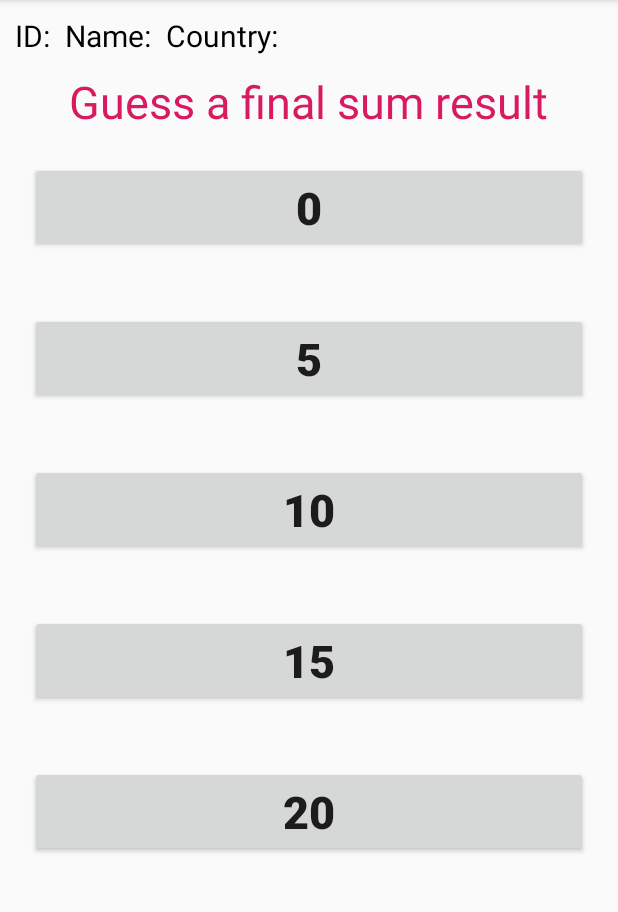
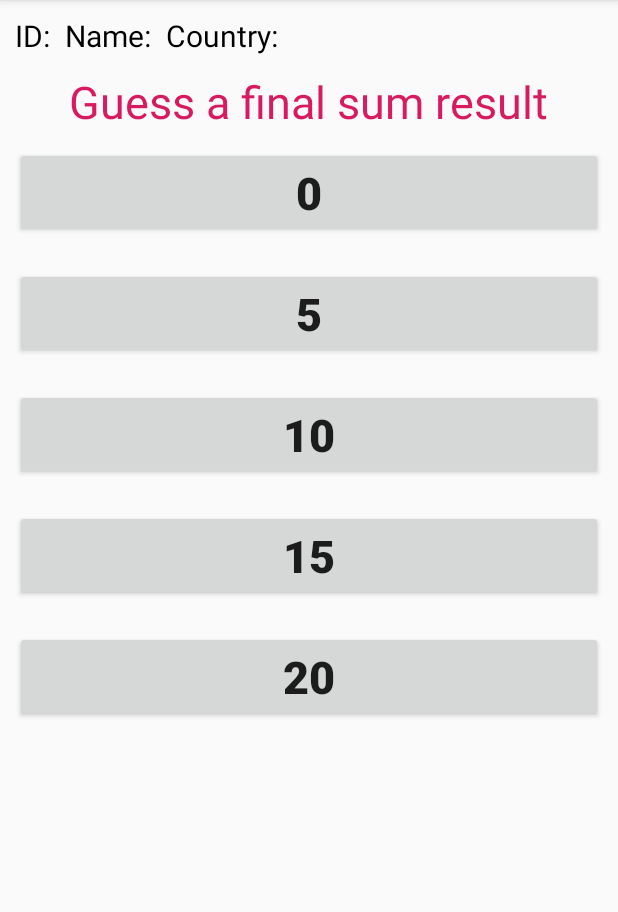
Before and after one commit to JasonZhongZexin/1520-Android, an Android app: the GuessSum screen opened directly, with no data from a screen before it, on a phone screen of 412 x 824 dp, the part 84-996 px from its top. Run offline under Robolectric (Android 15) with nearby library versions, the light colour scheme and no system bars; our stand-ins replace ButterKnife; 1 statement that could not run was skipped.

Commit message:
correct process

```diff
--- a/app/src/main/res/layout/activity_guess_sum.xml
+++ b/app/src/main/res/layout/activity_guess_sum.xml
@@ -77,10 +77,17 @@
         android:textColor="@color/colorAccent"
         android:layout_gravity="center_horizontal"
         android:textSize="30dp"/>
+    <ScrollView
+        android:layout_width="match_parent"
+        android:layout_height="match_parent">
+    <LinearLayout
+        android:layout_width="match_parent"
+        android:layout_height="wrap_content"
+        android:orientation="vertical">
         <Button
             android:layout_width="match_parent"
             android:layout_height="wrap_content"
-        android:layout_margin="20dp"
+            android:layout_margin="10dp"
             android:textStyle="bold"
             android:textSize="30dp"
             android:onClick="choose0"
@@ -88,7 +95,7 @@
         <Button
             android:layout_width="match_parent"
             android:layout_height="wrap_content"
-        android:layout_margin="20dp"
+            android:layout_margin="10dp"
             android:textStyle="bold"
             android:textSize="30dp"
             android:onClick="choose5"
@@ -96,7 +103,7 @@
         <Button
             android:layout_width="match_parent"
             android:layout_height="wrap_content"
-        android:layout_margin="20dp"
+            android:layout_margin="10dp"
             android:textStyle="bold"
             android:textSize="30dp"
             android:onClick="choose10"
@@ -107,14 +114,16 @@
             android:textStyle="bold"
             android:textSize="30dp"
             android:onClick="choose15"
-        android:layout_margin="20dp"
+            android:layout_margin="10dp"
             android:text="15"/>
         <Button
             android:layout_width="match_parent"
             android:layout_height="wrap_content"
             android:textStyle="bold"
             android:textSize="30dp"
-        android:layout_margin="20dp"
+            android:layout_margin="10dp"
             android:onClick="choose20"
             android:text="20"/>
     </LinearLayout>
+    </ScrollView>
+</LinearLayout>
```
Also changed, not shown: app/src/main/java/com/game/a1520/FinalResult.java (+16 -6 lines). Lines whose indentation alone changed are shown as unchanged.
